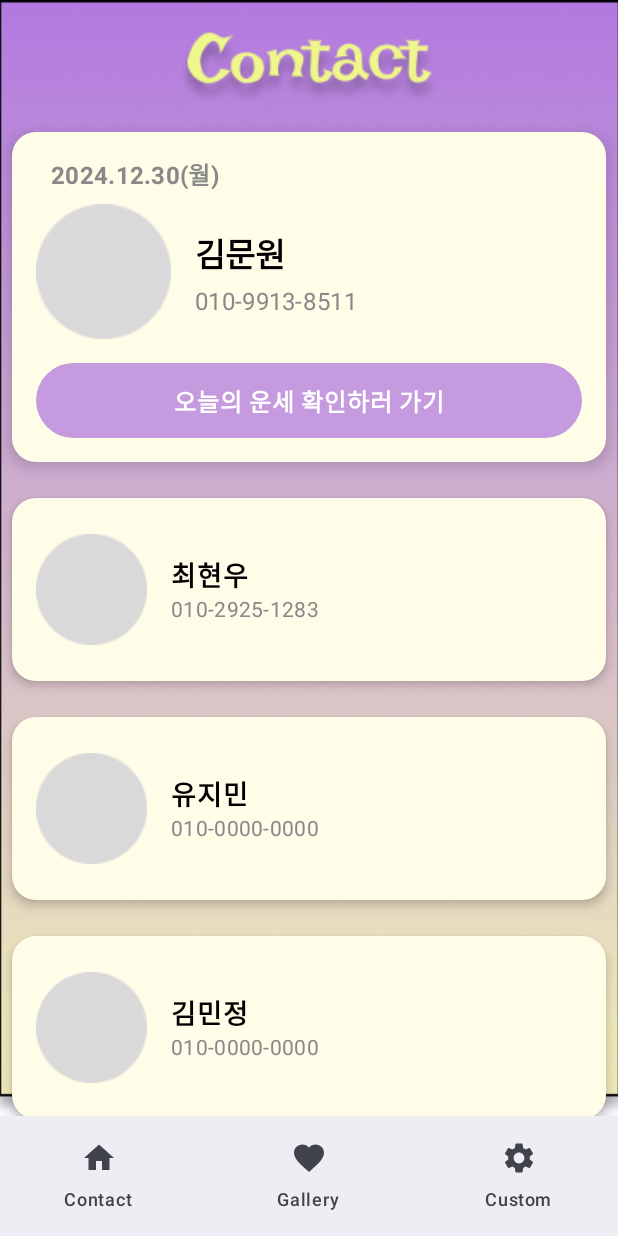
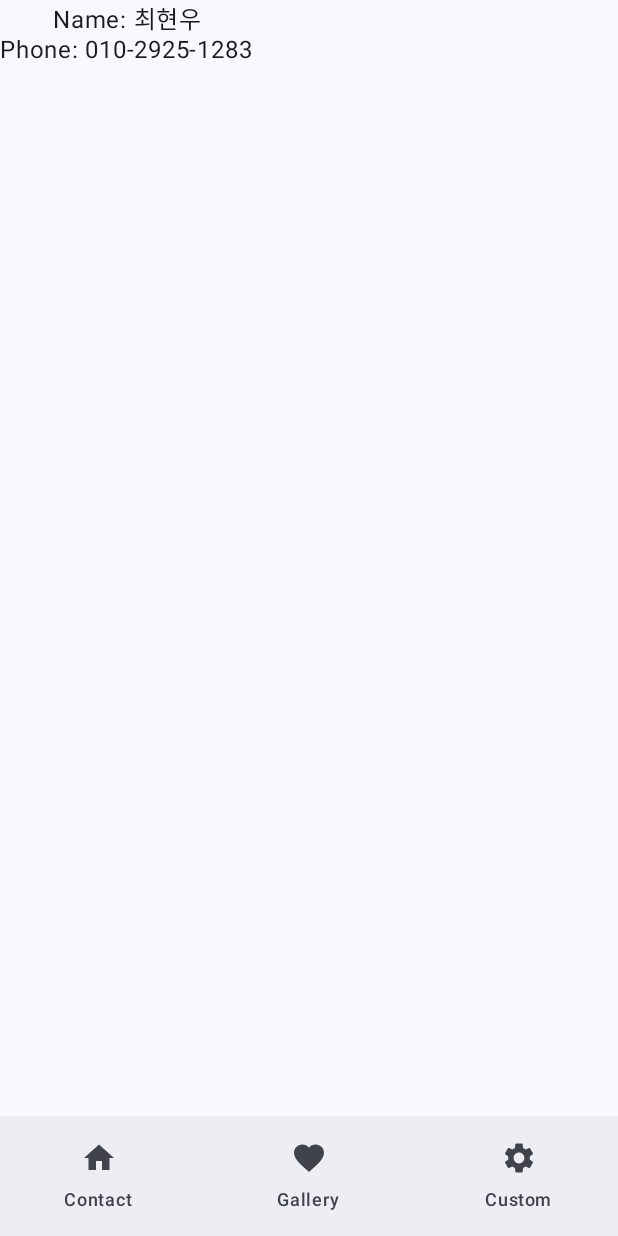
Before and after one commit to angkmfirefoxygal/2024W_madcamp, an Android app built with Jetpack Compose: the screen it shows after launch (MainActivity), after a tap on "최현우", on a phone screen of 412 x 824 dp. Run offline under Robolectric (Android 15) with nearby library versions, the phone set to English and light mode, and no system bars.

Commit message:
"2024-12-28:3:51:pm version"

```diff
--- a/app/src/main/java/com/example/madcamp_week1_moonwon/ContactScreen.kt
+++ b/app/src/main/java/com/example/madcamp_week1_moonwon/ContactScreen.kt
@@ -276,6 +276,8 @@ fun ContactCard(contact: Contact,  navController: NavController) {
 
 
 
+
+
 //여기서 부터는 프리뷰 코드!
 @Preview(showBackground = true)
 @Composable
--- a/app/src/main/java/com/example/madcamp_week1_moonwon/MainActivity.kt
+++ b/app/src/main/java/com/example/madcamp_week1_moonwon/MainActivity.kt
@@ -68,6 +68,19 @@ fun MainScreen() {
                 ContactScreenWithViewModel(context = context, navController = navController)
             }
 
+            // InfoScreen Route
+            composable(
+                route = "info/{name}/{phone}",
+                arguments = listOf(
+                    navArgument("name") { type = NavType.StringType },
+                    navArgument("phone") { type = NavType.StringType }
+                )
+            ) { backStackEntry ->
+                val name = backStackEntry.arguments?.getString("name") ?: "Unknown"
+                val phone = backStackEntry.arguments?.getString("phone") ?: "No Number"
+                InfoScreen(name = name, phone = phone, navController = navController)
+            }
+
             //하단 바 Contact 화면 이동
             composable(BottomNavItem.Contact.route) {
                 val context = LocalContext.current
```
